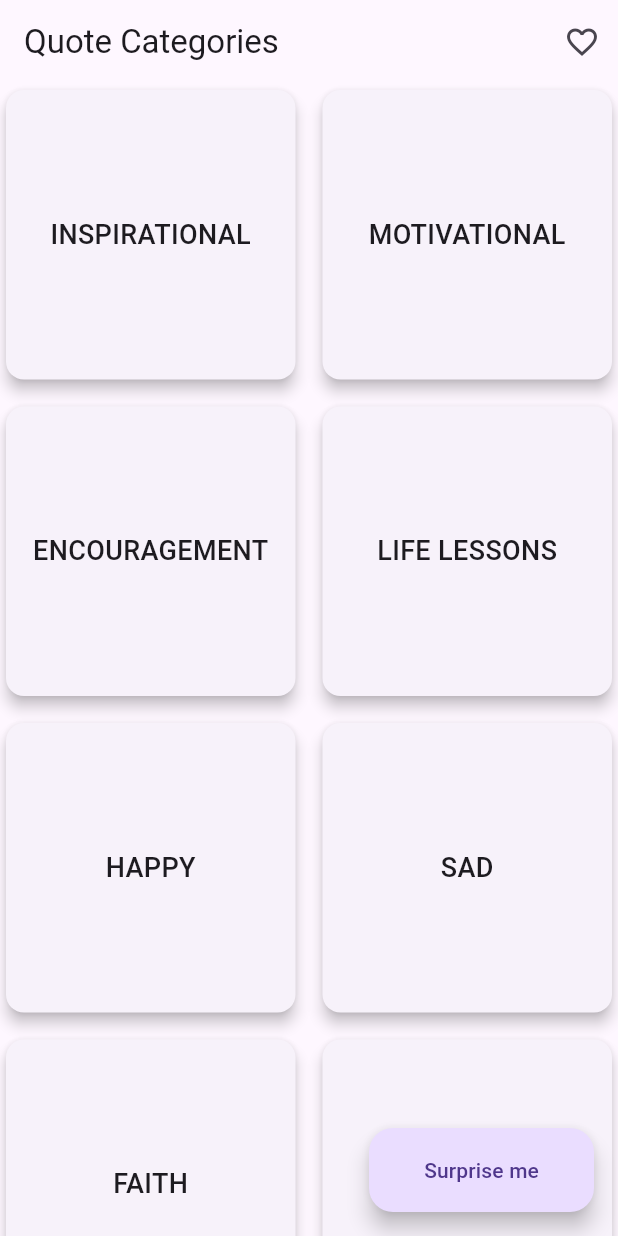
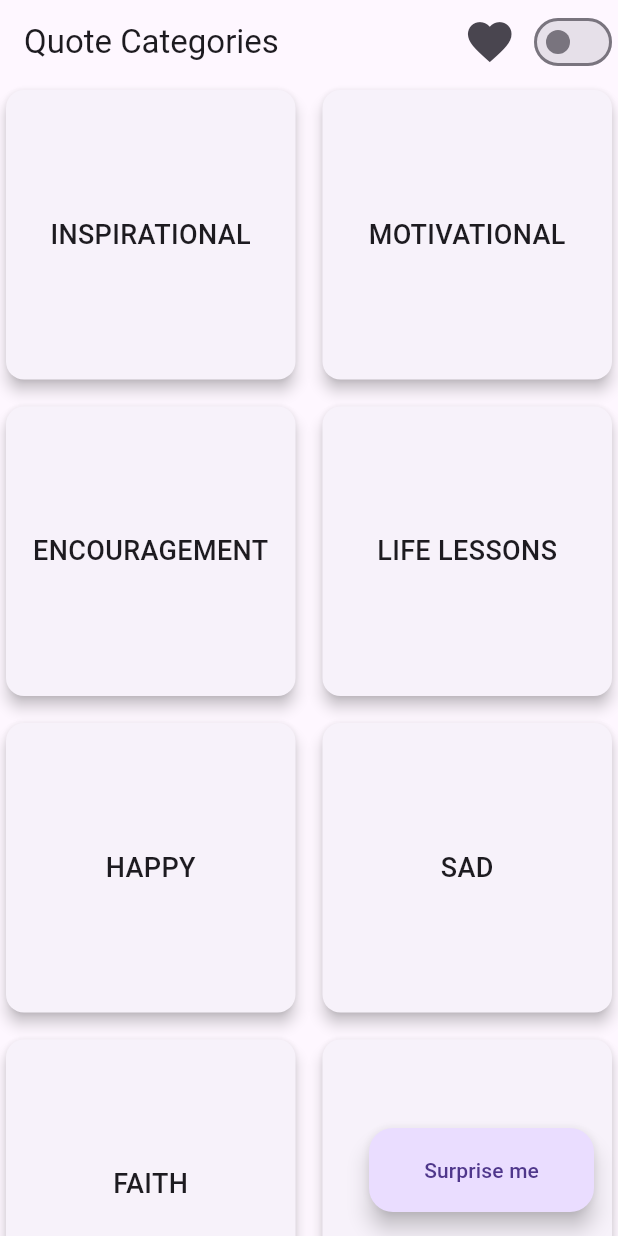
Before and after one commit to foramgondaliya/DB_Miner, a Flutter app: the screen it shows after launch, on a phone screen of 412 x 824 dp. Run offline on Flutter 3.47's test engine with Material 3 defaults, Android fonts, the phone set to English and light mode, and no system bars; our stand-ins replace google_fonts, sqflite; missing offline and left inert: share_extend; accounts and stored records are empty.

Commit message:
30-08-2024

```diff
--- a/lib/Screens/HomePage.dart
+++ b/lib/Screens/HomePage.dart
@@ -1,8 +1,10 @@
 import 'dart:convert';
 import 'package:budget_tracker_app/Model/DataModel.dart';
 import 'package:budget_tracker_app/helper/api_Helper.dart';
+import 'package:budget_tracker_app/provider/themeProvider.dart';
 import 'package:flutter/material.dart';
 import 'package:flutter/services.dart' show rootBundle;
+import 'package:provider/provider.dart';
 
 class HomePage extends StatefulWidget {
   @override
@@ -79,7 +81,17 @@ class _HomePageState extends State<HomePage> {
             onPressed: () {
               Navigator.of(context).pushNamed('FavouritePage');
             },
-            icon: const Icon(Icons.favorite_border),
+            icon: const Icon(
+              Icons.favorite,
+              size: 35,
+            ),
+          ),
+          Switch(
+            value: Provider.of<ThemeProvider>(context).istap,
+            onChanged: (val) {
+              Provider.of<ThemeProvider>(context, listen: false)
+                  .changetheme(val);
+            },
           ),
         ],
       ),
--- a/lib/main.dart
+++ b/lib/main.dart
@@ -2,10 +2,40 @@ import 'package:budget_tracker_app/Screens/HomePage.dart';
 import 'package:budget_tracker_app/Screens/detailPage.dart';
 import 'package:budget_tracker_app/Screens/editPage.dart';
 import 'package:budget_tracker_app/Screens/favPage.dart';
+import 'package:budget_tracker_app/provider/themeProvider.dart';
 import 'package:flutter/material.dart';
+import 'package:path/path.dart';
+import 'package:provider/provider.dart';
 
 void main() {
-  runApp(MaterialApp(
+  runApp(
+    MultiProvider(
+      providers: [
+        ChangeNotifierProvider(
+          create: (context) => ThemeProvider(),
+        ),
+      ],
+      child: MyApp(),
+    ),
+  );
+}
+
+class MyApp extends StatefulWidget {
+  const MyApp({super.key});
+
+  @override
+  State<MyApp> createState() => _MyAppState();
+}
+
+class _MyAppState extends State<MyApp> {
+  @override
+  Widget build(BuildContext context) {
+    return MaterialApp(
+      theme: ThemeData.light(),
+      darkTheme: ThemeData.dark(),
+      themeMode: (Provider.of<ThemeProvider>(context).istap)
+          ? ThemeMode.dark
+          : ThemeMode.light,
       debugShowCheckedModeBanner: false,
       routes: {
         '/': (context) => HomePage(),
@@ -13,5 +43,6 @@ void main() {
         'FavouritePage': (context) => FavouritePage(),
         'EditPage': (context) => EditPage(),
       },
-  ));
+    );
   }
+}
--- /dev/null
+++ b/lib/provider/themeProvider.dart
@@ -0,0 +1,10 @@
+import 'package:flutter/material.dart';
+
+class ThemeProvider extends ChangeNotifier {
+  bool istap = false;
+
+  void changetheme(val) {
+    istap = !istap;
+    notifyListeners();
+  }
+}
--- a/pubspec.yaml
+++ b/pubspec.yaml
@@ -41,6 +41,7 @@ dependencies:
   share_extend:
   path_provider:
   google_fonts:
+  provider:
 
 dev_dependencies:
   flutter_test:
```
Also changed, not shown: pubspec.lock. Lines whose indentation alone changed are shown as unchanged.
